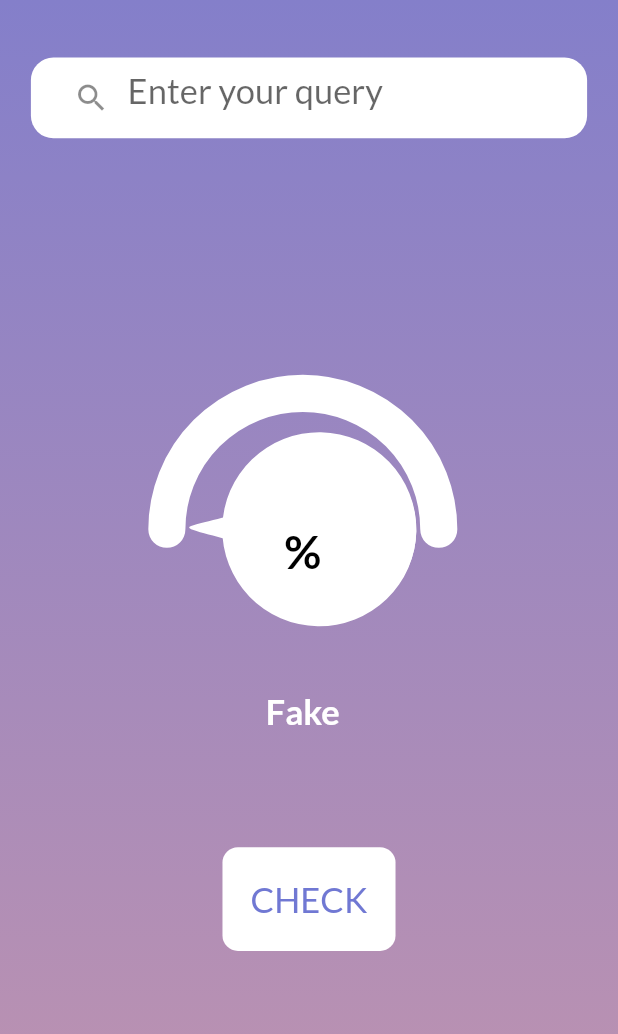
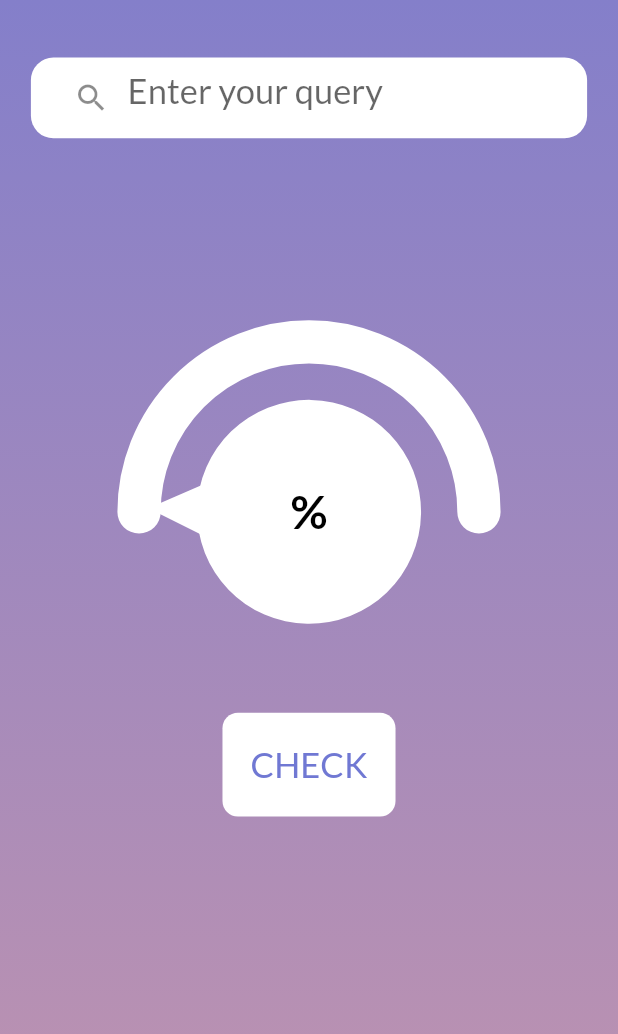
Before and after one commit to ArushKapoor/FakeNewsDetector, a Flutter app: the AppBody screen opened by its route, on a phone screen of 412 x 824 dp. Shown: the top 1034 px of the screen. Run offline on Flutter 3.47's test engine with Material 2 defaults, Android fonts, the phone set to English and light mode, and no system bars; our stand-ins replace cloud_firestore, firebase_auth, firebase_core, flutter_svg, google_fonts; missing offline and left inert: document_analysis, googleapis, rake, string_similarity; accounts and stored records are empty; network calls fail.

Commit message:
added pointer in progress bar

```diff
--- a/lib/Screens/MainScreen.dart
+++ b/lib/Screens/MainScreen.dart
@@ -383,7 +383,7 @@ class _AppBodyState extends State<AppBody> with TickerProviderStateMixin {
                       ),
 
                       SizedBox(
-                        height: _height * 0.2,
+                        height: _height * 0.15,
                       ),
                       Flexible(
                         fit: FlexFit.loose,
@@ -393,18 +393,15 @@ class _AppBodyState extends State<AppBody> with TickerProviderStateMixin {
                             child: Stack(
                               children: <Widget>[
                                 Container(
-                                  margin: EdgeInsets.only(
-                                    left: constraints.maxWidth * 0.25,
-                                  ),
+                                  width: _width,
                                   child: CircularPercentIndicator(
                                     // backgroundColor: Colors.white,
                                     animationDuration: 3000,
-                                    backgroundWidth:
-                                        constraints.maxWidth * 0.06,
+                                    backgroundWidth: _width * 0.07,
                                     arcType: ArcType.HALF,
                                     arcBackgroundColor: Colors.transparent,
-                                    radius: constraints.maxWidth * 0.48,
-                                    lineWidth: constraints.maxWidth * 0.04,
+                                    radius: _width * 0.6,
+                                    lineWidth: _width * 0.05,
                                     animation: true,
 
                                     percent: (_animationController.value *
@@ -417,13 +414,16 @@ class _AppBodyState extends State<AppBody> with TickerProviderStateMixin {
                                           turns: Tween(begin: -0.25, end: end)
                                               .animate(_rotationController),
                                           child: SvgPicture.asset(
-                                            'assets/Images/knob.svg',
-                                            height: _height * 0.2,
+                                            'assets/Images/arrow.svg',
+                                            color: Colors.white,
+                                            height: _height * _width * 0.00068,
                                           ),
                                         ),
-                                        Positioned(
-                                          top: _height * 0.095,
-                                          child: Text(
+                                        SvgPicture.asset(
+                                          'assets/Images/circle.svg',
+                                          height: _height * _width * 0.00048,
+                                        ),
+                                        Text(
                                           (hasClicked)
                                               ? "${(_animationController.value * percentage).toInt()}%"
                                               : "%",
@@ -432,16 +432,15 @@ class _AppBodyState extends State<AppBody> with TickerProviderStateMixin {
                                               fontWeight: FontWeight.bold,
                                               fontSize: _height * 0.04),
                                         ),
-                                        ),
                                       ],
                                     ),
-                                    footer: Text(
-                                      "Fake",
-                                      style: TextStyle(
-                                          color: Colors.white,
-                                          fontWeight: FontWeight.bold,
-                                          fontSize: _height * 0.03),
-                                    ),
+                                    // footer: Text(
+                                    //   "Fake",
+                                    //   style: TextStyle(
+                                    //       color: Colors.white,
+                                    //       fontWeight: FontWeight.bold,
+                                    //       fontSize: _height * 0.03),
+                                    // ),
                                     addAutomaticKeepAlive: true,
                                     fillColor: Colors.transparent,
                                     // maskFilter:
@@ -478,9 +477,9 @@ class _AppBodyState extends State<AppBody> with TickerProviderStateMixin {
                         ),
                       ),
 
-                      SizedBox(
-                        height: _height * 0.1,
-                      ),
+                      // SizedBox(
+                      //   height: _height * 0.0,
+                      // ),
                       // if (onVerifyClick &&
                       //     !noMatchFound &&
                       //     !noResultFound &&
```
Also changed, not shown: assets/Images/arrow.svg (added), assets/Images/circle.svg (added), assets/Images/knob.svg (deleted). Lines whose indentation alone changed are shown as unchanged.
